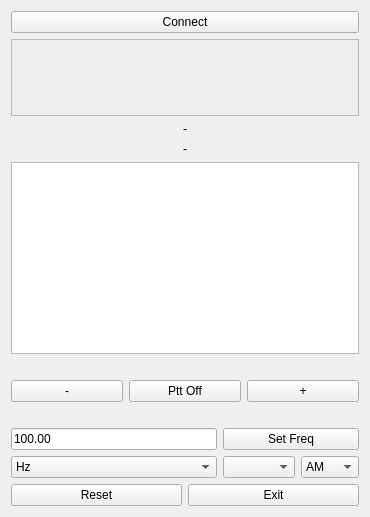
Old version of the form HackRfRemote/mainwindow.ui in the repository takyonxxx/HackRfRemoteControl.
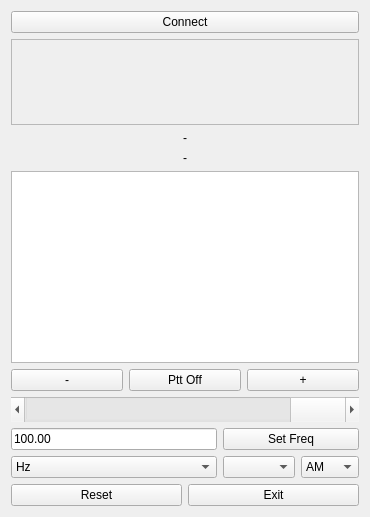
New version of the form. Custom widgets are drawn as their Qt base class.

```diff
--- a/HackRfRemote/mainwindow.ui
+++ b/HackRfRemote/mainwindow.ui
@@ -58,69 +58,6 @@
          </widget>
         </item>
         <item row="6" column="0">
-         <spacer name="horizontalSpacer">
-          <property name="orientation">
-           <enum>Qt::Horizontal</enum>
-          </property>
-          <property name="sizeHint" stdset="0">
-           <size>
-            <width>40</width>
-            <height>20</height>
-           </size>
-          </property>
-         </spacer>
-        </item>
-        <item row="5" column="0">
-         <layout class="QGridLayout" name="gridLayout_2">
-          <item row="0" column="1">
-           <widget class="QPushButton" name="m_pBSpeak">
-            <property name="minimumSize">
-             <size>
-              <width>0</width>
-              <height>0</height>
-             </size>
-            </property>
-            <property name="maximumSize">
-             <size>
-              <width>16777215</width>
-              <height>40</height>
-             </size>
-            </property>
-            <property name="text">
-             <string>Ptt Off</string>
-            </property>
-           </widget>
-          </item>
-          <item row="0" column="0">
-           <widget class="QPushButton" name="m_pDecFreq">
-            <property name="text">
-             <string>-</string>
-            </property>
-           </widget>
-          </item>
-          <item row="0" column="2">
-           <widget class="QPushButton" name="m_pIncFreq">
-            <property name="text">
-             <string>+</string>
-            </property>
-           </widget>
-          </item>
-         </layout>
-        </item>
-        <item row="4" column="0">
-         <spacer name="horizontalSpacer_2">
-          <property name="orientation">
-           <enum>Qt::Horizontal</enum>
-          </property>
-          <property name="sizeHint" stdset="0">
-           <size>
-            <width>40</width>
-            <height>20</height>
-           </size>
-          </property>
-         </spacer>
-        </item>
-        <item row="7" column="0">
          <layout class="QGridLayout" name="gridLayout_3">
           <item row="2" column="2">
            <widget class="QComboBox" name="m_cDemod">
@@ -209,7 +146,66 @@
           </property>
          </widget>
         </item>
-        <item row="8" column="0">
+        <item row="5" column="0">
+         <widget class="QScrollBar" name="hsb_ReadBuffer">
+          <property name="minimumSize">
+           <size>
+            <width>0</width>
+            <height>25</height>
+           </size>
+          </property>
+          <property name="minimum">
+           <number>1</number>
+          </property>
+          <property name="maximum">
+           <number>50</number>
+          </property>
+          <property name="value">
+           <number>50</number>
+          </property>
+          <property name="orientation">
+           <enum>Qt::Horizontal</enum>
+          </property>
+         </widget>
+        </item>
+        <item row="4" column="0">
+         <layout class="QGridLayout" name="gridLayout_2">
+          <item row="0" column="1">
+           <widget class="QPushButton" name="m_pBSpeak">
+            <property name="minimumSize">
+             <size>
+              <width>0</width>
+              <height>0</height>
+             </size>
+            </property>
+            <property name="maximumSize">
+             <size>
+              <width>16777215</width>
+              <height>40</height>
+             </size>
+            </property>
+            <property name="text">
+             <string>Ptt Off</string>
+            </property>
+           </widget>
+          </item>
+          <item row="0" column="0">
+           <widget class="QPushButton" name="m_pDecFreq">
+            <property name="text">
+             <string>-</string>
+            </property>
+           </widget>
+          </item>
+          <item row="0" column="2">
+           <widget class="QPushButton" name="m_pIncFreq">
+            <property name="text">
+             <string>+</string>
+            </property>
+           </widget>
+          </item>
+         </layout>
+        </item>
+        <item row="7" column="0">
          <layout class="QGridLayout" name="gridLayout_5">
           <item row="0" column="0">
            <widget class="QPushButton" name="m_pReset">
```
Left out of the diff: 74 changed lines with no effect on the pictures.
